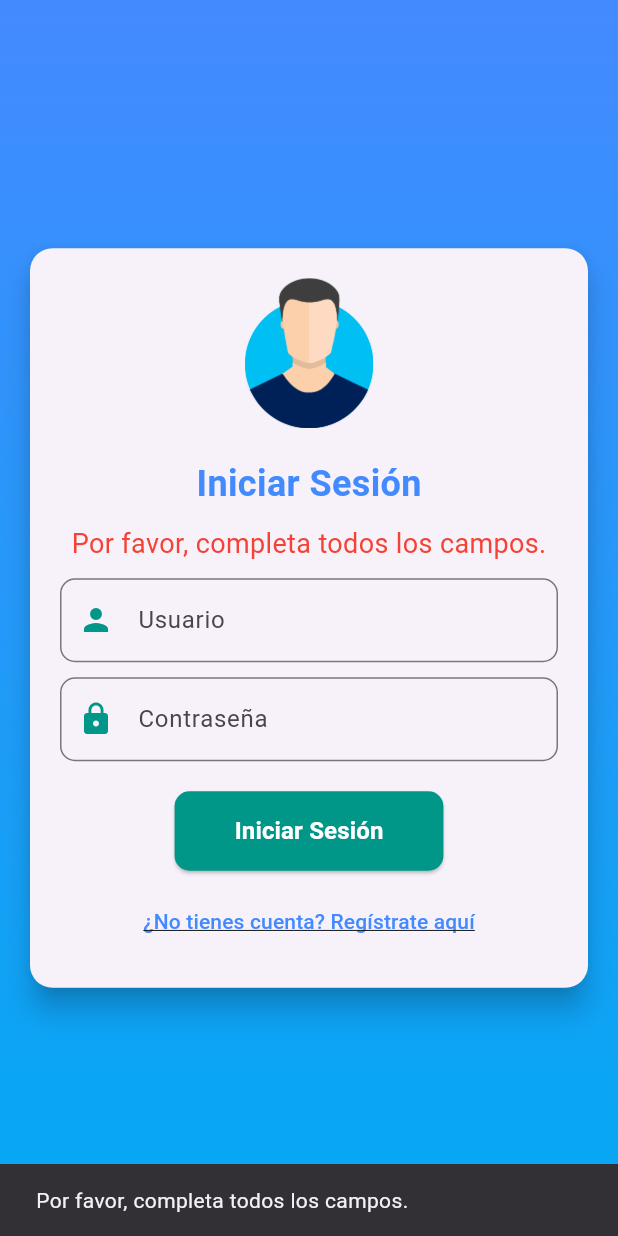
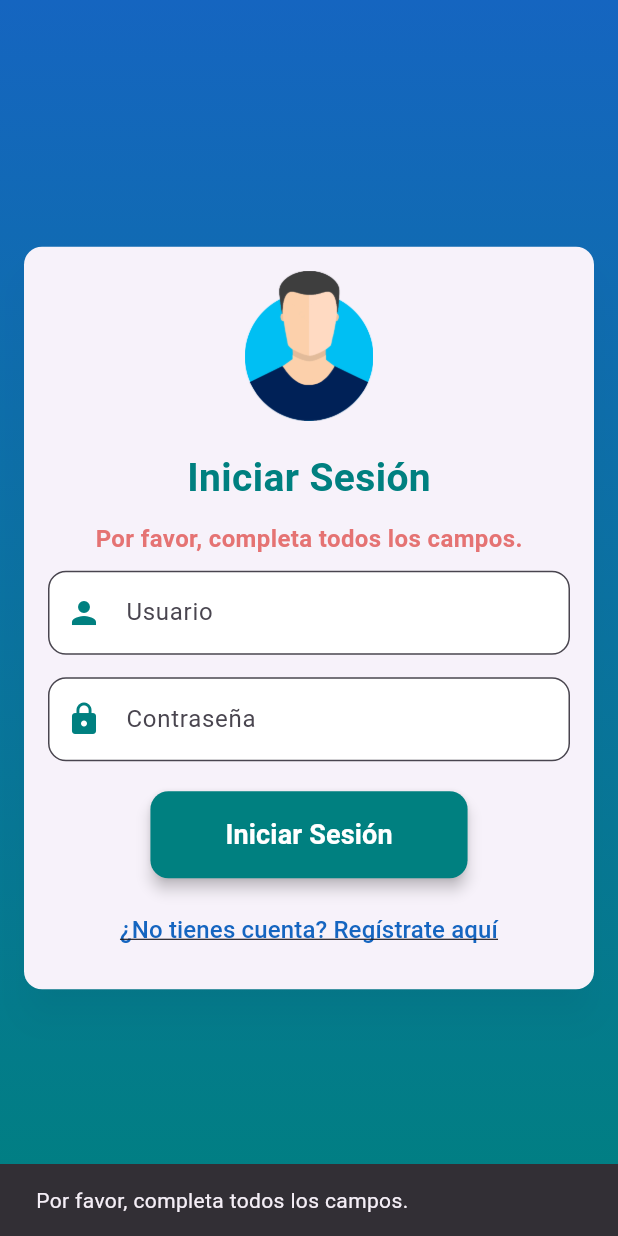
Before and after one commit to AmeriK88/Health-app, a Flutter app: the screen it shows after launch, after a tap on "Iniciar Sesión", on a phone screen of 412 x 824 dp. Run offline on Flutter 3.47's test engine with Material 3 defaults, Android fonts, the phone set to English and light mode, and no system bars; our stand-ins replace flutter_dotenv, image_picker; network calls fail.

Commit message:
refactor(ui): Standardized global styles and theme consistency
- Applied AppStyles for uniform colors, buttons, and input fields
- Fixed missing style references in LoginScreen and RegisterScreen
- Improved AppBar styling with gradient background
- Ensured consistent padding, margins, and card designs
- Updated main.dart to fully integrate AppStyles into MaterialApp
- Enhanced UI clarity and responsiveness across screens

This improves visual consistency and maintainability

```diff
--- a/frontend/lib/main.dart
+++ b/frontend/lib/main.dart
@@ -8,8 +8,7 @@ import 'screens/login_screen.dart';
 import 'screens/register_screen.dart';
 import 'screens/home_screen.dart';
 import 'screens/configuration_screen.dart';
-import 'package:frontend/utils/styles.dart';
-
+import 'utils/styles.dart'; // ✅ Asegura que styles.dart esté correctamente importado
 
 void main() async {
   // Carga las variables del archivo .env (incluida la OPENAI_API_KEY)
@@ -40,10 +39,35 @@ class MyApp extends StatelessWidget {
   Widget build(BuildContext context) {
     return MaterialApp(
       title: 'Health App',
+      debugShowCheckedModeBanner: false,
       theme: ThemeData(
-        primarySwatch: Colors.blue,
+        primarySwatch: AppStyles.primarySwatch, // ✅ Usa el color principal definido en styles.dart
+        scaffoldBackgroundColor: AppStyles.backgroundColor, // ✅ Fondo global
         useMaterial3: true,
+
+        // Personalización del AppBar
+        appBarTheme: AppBarTheme(
+          backgroundColor: AppStyles.primaryColor,
+          foregroundColor: Colors.white,
+          elevation: 4,
+        ),
+
+        // Botones
+        elevatedButtonTheme: ElevatedButtonThemeData(
+          style: AppStyles.primaryButtonStyle, // ✅ Aplica el estilo global a los botones elevados
+        ),
+
+        // Inputs
+        inputDecorationTheme: InputDecorationTheme(
+          border: OutlineInputBorder(
+            borderRadius: BorderRadius.circular(12),
+            borderSide: const BorderSide(color: AppStyles.primaryColor, width: 2),
+          ),
+          filled: true,
+          fillColor: Colors.white,
+        ),
       ),
+
       initialRoute: '/',
       routes: {
         '/': (context) => const LoginScreen(),
--- a/frontend/lib/models/daily_status.dart
+++ b/frontend/lib/models/daily_status.dart
@@ -1,6 +1,6 @@
 class DailyStatus {
   final String date;
-  final String energyLevel; // bajo, medio, alto
+  final String energyLevel;
   final bool hasPain;
   final bool isTired;
   final String mood;
--- a/frontend/lib/providers/daily_status_notifier.dart
+++ b/frontend/lib/providers/daily_status_notifier.dart
@@ -18,10 +18,6 @@ class DailyStatusNotifier extends ChangeNotifier {
   // Método para cambiar el token después de hacer login
   void setToken(String newToken) {
     _token = newToken;
-    print('Token actualizado en DailyStatusNotifier: $_token');
-    // Normalmente no hay que llamar notifyListeners()
-    // si solo actualizamos el token y no depende la UI,
-    // pero no hace daño si quieres asegurarte de que cambie algo en la UI.
   }
 
   // Estado interno
--- a/frontend/lib/screens/home_screen.dart
+++ b/frontend/lib/screens/home_screen.dart
@@ -113,7 +113,9 @@ class _HomeScreenState extends State<HomeScreen> {
     return Scaffold(
       appBar: AppBar(
         title: const Text('Inicio'),
-        backgroundColor: AppStyles.primaryColor,
+        flexibleSpace: Container(
+        decoration: AppStyles.gradientBackground,
+        ),
         actions: [
           IconButton(
             icon: const Icon(Icons.logout),
--- a/frontend/lib/screens/login_screen.dart
+++ b/frontend/lib/screens/login_screen.dart
@@ -20,51 +20,15 @@ class LoginScreen extends StatefulWidget {
 
 class _LoginScreenState extends State<LoginScreen> {
   final ApiService apiService = ApiService();
-
   final TextEditingController usernameController = TextEditingController();
   final TextEditingController passwordController = TextEditingController();
-
   String errorMessage = '';
   bool isLoading = false;
 
-  Future<void> handleRedirection(String token) async {
-    try {
-      final todayStatuses = await fetchDailyStatuses(token);
-
-      final bool hasTodayStatus = todayStatuses.any((status) {
-        final statusDate = DateTime.parse(status['date']);
-        final now = DateTime.now();
-        return statusDate.year == now.year &&
-            statusDate.month == now.month &&
-            statusDate.day == now.day;
-      });
-
-      if (hasTodayStatus) {
-        Navigator.pushReplacement(
-          context,
-          MaterialPageRoute(builder: (context) => HomeScreen(token: token)),
-        );
-      } else {
-        Navigator.pushReplacement(
-          context,
-          MaterialPageRoute(builder: (context) => DailyStatusScreen(token: token)),
-        );
-      }
-    } catch (e) {
-      setState(() {
-        errorMessage = 'Error al verificar estados diarios: $e';
-      });
-    }
-  }
-
   void login() async {
     if (usernameController.text.isEmpty || passwordController.text.isEmpty) {
-      // Establecer error y mostrar SnackBar
-      final error = 'Por favor, completa todos los campos.';
-      setState(() {
-        errorMessage = error;
-      });
-      ScaffoldMessenger.of(context).showSnackBar(SnackBar(content: Text(error)));
+      setState(() => errorMessage = 'Por favor, completa todos los campos.');
+      ScaffoldMessenger.of(context).showSnackBar(SnackBar(content: Text(errorMessage)));
       return;
     }
 
@@ -74,55 +38,33 @@ class _LoginScreenState extends State<LoginScreen> {
     });
 
     try {
-      // 1) Llamar al login y obtener el token
-      final token = await apiService.login(
-        usernameController.text,
-        passwordController.text,
-      );
-
-      // 2) IMPORTANTE: actualizar el token en el DailyStatusNotifier
+      final token = await apiService.login(usernameController.text, passwordController.text);
       context.read<DailyStatusNotifier>().setToken(token);
 
-      // 3) Verificar si el usuario ha registrado estado diario hoy
       final todayStatuses = await fetchDailyStatuses(token);
       final bool hasTodayStatus = todayStatuses.any((status) {
         final statusDate = DateTime.parse(status['date']);
         final now = DateTime.now();
-        return statusDate.year == now.year &&
-            statusDate.month == now.month &&
-            statusDate.day == now.day;
+        return statusDate.year == now.year && statusDate.month == now.month && statusDate.day == now.day;
       });
 
-      // 4) Redirigir según si ha registrado o no el estado diario
-      Widget nextScreen = hasTodayStatus
-          ? HomeScreen(token: token) // Si ya tiene estado de hoy, va al Home
-          : DailyStatusScreen(token: token); // Si no, va a registrar estado
-
-      // 5) Muestra mensaje de éxito
       ScaffoldMessenger.of(context).showSnackBar(
         const SnackBar(content: Text('Inicio de sesión exitoso')),
       );
 
-      // 6) Redirige a la pantalla correspondiente
       Navigator.pushReplacement(
         context,
-        MaterialPageRoute(builder: (context) => nextScreen),
+        MaterialPageRoute(
+          builder: (context) => hasTodayStatus ? HomeScreen(token: token) : DailyStatusScreen(token: token),
+        ),
       );
     } catch (e) {
-      // Manejo de errores
-      final error = 'Error al iniciar sesión: $e';
-      setState(() {
-        errorMessage = error;
-      });
-      ScaffoldMessenger.of(context).showSnackBar(SnackBar(content: Text(error)));
+      setState(() => errorMessage = 'Error al iniciar sesión: $e');
+      ScaffoldMessenger.of(context).showSnackBar(SnackBar(content: Text(errorMessage)));
     } finally {
-      setState(() {
-        isLoading = false;
-      });
+      setState(() => isLoading = false);
     }
   }
-
-
 
   @override
   Widget build(BuildContext context) {
@@ -132,7 +74,8 @@ class _LoginScreenState extends State<LoginScreen> {
         child: Center(
           child: SingleChildScrollView(
             child: Card(
-              elevation: 8,
+              elevation: 10, // 🔥 Aumentamos la elevación para más profundidad
+              shadowColor: Colors.black.withOpacity(0.2), // ✅ Sombra más realista
               margin: AppStyles.cardMargin,
               shape: AppStyles.cardBorderStyle,
               child: Padding(
@@ -142,20 +85,24 @@ class _LoginScreenState extends State<LoginScreen> {
                   children: [
                     Image.asset('assets/avatar.png', height: 100),
                     const SizedBox(height: 20),
-                    const Text(
+
+                    // 🏆 ✅ Mejoramos el título con mayor tamaño y estilo
+                    Text(
                       'Iniciar Sesión',
-                      style: AppStyles.loginHeaderTextStyle,
+                      style: AppStyles.loginHeaderTextStyle.copyWith(fontSize: 26),
                     ),
                     const SizedBox(height: 10),
-                    if (errorMessage.isNotEmpty)
-                      ErrorMessage(message: errorMessage),
+
+                    if (errorMessage.isNotEmpty) ErrorMessage(message: errorMessage),
                     const SizedBox(height: 10),
+
+                    // 📌 Mejoramos la separación de los inputs
                     InputField(
                       controller: usernameController,
                       label: 'Usuario',
                       icon: Icons.person,
                     ),
-                    const SizedBox(height: 10),
+                    const SizedBox(height: 15), // 🔥 Más espacio entre inputs
                     InputField(
                       controller: passwordController,
                       label: 'Contraseña',
@@ -163,23 +110,25 @@ class _LoginScreenState extends State<LoginScreen> {
                       obscureText: true,
                     ),
                     const SizedBox(height: 20),
+
+                    // 📌 Usamos el estilo de botón definido en `AppStyles`
                     CustomButton(
                       text: 'Iniciar Sesión',
                       onPressed: login,
                       isLoading: isLoading,
                     ),
                     const SizedBox(height: 10),
+
+                    // 📌 Hacemos el texto del botón más grande y centrado
                     TextButton(
-                      onPressed: () {
-                        Navigator.push(
-                          context,
-                          MaterialPageRoute(
-                              builder: (context) => const RegisterScreen()),
-                        );
-                      },
+                      onPressed: () => Navigator.push(
+                        context,
+                        MaterialPageRoute(builder: (context) => const RegisterScreen()),
+                      ),
                       child: const Text(
                         '¿No tienes cuenta? Regístrate aquí',
                         style: AppStyles.linkTextStyle,
+                        textAlign: TextAlign.center,
                       ),
                     ),
                   ],
--- a/frontend/lib/services/api_service.dart
+++ b/frontend/lib/services/api_service.dart
@@ -71,7 +71,6 @@ class ApiService {
 
     await _handleError(response);
     final data = jsonDecode(response.body);
-    print("Token recibido en login: ${data['access']}");
     return data['access'];
   }
 
--- a/frontend/lib/services/daily_status_service.dart
+++ b/frontend/lib/services/daily_status_service.dart
@@ -15,9 +15,6 @@ Future<void> registerDailyStatus(String token, Map<String, dynamic> data) async
     if (!data.containsKey('mood') || data['mood'] == null) {
       throw Exception('Estado de ánimo no especificado.');
     }
-
-    // Antes de la petición, imprimimos el token para depuración
-    print('Token enviado: Bearer $token');
 
     final response = await http.post(
       url,
--- a/frontend/lib/utils/styles.dart
+++ b/frontend/lib/utils/styles.dart
@@ -1,24 +1,27 @@
 import 'package:flutter/material.dart';
 
 class AppStyles {
-  // Colores principales
-  static const Color primaryColor = Colors.teal;
-  static const Color accentColor = Colors.tealAccent;
-  static const Color secondaryColor = Colors.blueAccent;
-  static const Color secondaryAccentColor = Colors.lightBlue;
+  // Paleta de colores
+  static const MaterialColor primarySwatch = Colors.teal;
+  static const Color primaryColor = Color(0xFF008080);
+  static const Color secondaryColor = Color(0xFF1565C0);
+  static const Color accentColor = Color(0xFF00BFA5);
+  static const Color backgroundColor = Color(0xFFF5F5F5);
+  static const Color errorColor = Color(0xFFE57373);
+  static const Color successColor = Color(0xFF43A047);
 
   // Gradientes
-  static const BoxDecoration gradientBackground = BoxDecoration(
+  static BoxDecoration gradientBackground = const BoxDecoration(
     gradient: LinearGradient(
       colors: [primaryColor, accentColor],
-      begin: Alignment.topCenter,
-      end: Alignment.bottomCenter,
+      begin: Alignment.topLeft,
+      end: Alignment.bottomRight,
     ),
   );
 
-  static const BoxDecoration loginGradientBackground = BoxDecoration(
+  static BoxDecoration loginGradientBackground = const BoxDecoration(
     gradient: LinearGradient(
-      colors: [secondaryColor, secondaryAccentColor],
+      colors: [secondaryColor, primaryColor],
       begin: Alignment.topCenter,
       end: Alignment.bottomCenter,
     ),
@@ -26,93 +29,116 @@ class AppStyles {
 
   // TextStyles
   static const TextStyle headerTextStyle = TextStyle(
+    fontSize: 26,
+    fontWeight: FontWeight.w700,
+    color: primaryColor,
+  );
+
+  static const TextStyle subHeaderTextStyle = TextStyle(
+    fontSize: 20,
+    fontWeight: FontWeight.w500,
+    color: secondaryColor,
+  );
+
+  static const TextStyle errorTextStyle = TextStyle(
+    color: errorColor,
+    fontSize: 16,
+    fontWeight: FontWeight.bold,
+  );
+
+  static const TextStyle linkTextStyle = TextStyle(
+    color: secondaryColor,
+    fontSize: 16,
+    fontWeight: FontWeight.w500,
+    decoration: TextDecoration.underline,
+  );
+
+  static const TextStyle buttonTextStyle = TextStyle(
+    fontSize: 18,
+    fontWeight: FontWeight.bold,
+    color: Colors.white,
+  );
+
+  static const TextStyle chatMessageTextStyle = TextStyle(
+    fontSize: 16,
+    color: Colors.black87,
+  );
+
+  // ✅ **Correcciones Agregadas**
+  static const EdgeInsets cardMargin = EdgeInsets.symmetric(horizontal: 16, vertical: 10);
+
+  static const TextStyle loginHeaderTextStyle = TextStyle(
     fontSize: 24,
     fontWeight: FontWeight.bold,
     color: primaryColor,
   );
 
-  static const TextStyle loginHeaderTextStyle = TextStyle(
-    fontSize: 24,
-    fontWeight: FontWeight.bold,
-    color: secondaryColor,
-  );
+  // Espaciado responsivo
+  static const EdgeInsets pagePadding = EdgeInsets.symmetric(horizontal: 20, vertical: 16);
+  static const EdgeInsets cardPadding = EdgeInsets.all(16.0);
+  static const EdgeInsets inputPadding = EdgeInsets.symmetric(horizontal: 12, vertical: 6);
 
-  static const TextStyle errorTextStyle = TextStyle(
-    color: Colors.red,
-    fontSize: 18,
-  );
-
-  static const TextStyle linkTextStyle = TextStyle(
-    color: secondaryColor,
-    fontSize: 14,
-    decoration: TextDecoration.underline,
-  );
-
-  static const TextStyle buttonTextStyle = TextStyle(
-    fontSize: 16,
-    fontWeight: FontWeight.bold,
-    color: Colors.white,
-  );
-
-  static const TextStyle chatMessageTextStyle = TextStyle(
-    fontSize: 14,
-    color: Colors.black,
-  );
-
-  // Paddings y Margins
-  static const EdgeInsets pagePadding = EdgeInsets.all(16.0);
-  static const EdgeInsets cardMargin = EdgeInsets.symmetric(horizontal: 20);
-  static const EdgeInsets cardPadding = EdgeInsets.all(20.0);
-  static const EdgeInsets inputPadding = EdgeInsets.symmetric(horizontal: 10, vertical: 5);
-
-  // Bordes y Sombras
+  // Bordes y sombras
   static RoundedRectangleBorder cardBorderStyle = RoundedRectangleBorder(
-    borderRadius: BorderRadius.circular(15),
+    borderRadius: BorderRadius.circular(12),
   );
 
   static BoxShadow defaultShadow = BoxShadow(
-    color: Colors.black.withOpacity(0.1),
-    blurRadius: 10,
-    offset: Offset(0, 5),
+    color: Colors.black.withOpacity(0.15),
+    blurRadius: 12,
+    offset: Offset(0, 4),
   );
 
   // Botones
   static ButtonStyle primaryButtonStyle = ElevatedButton.styleFrom(
     backgroundColor: primaryColor,
-    padding: const EdgeInsets.symmetric(horizontal: 40, vertical: 15),
+    padding: const EdgeInsets.symmetric(horizontal: 50, vertical: 16),
     shape: RoundedRectangleBorder(
-      borderRadius: BorderRadius.circular(10),
+      borderRadius: BorderRadius.circular(12),
     ),
+    elevation: 4,
   );
 
   static ButtonStyle secondaryButtonStyle = ElevatedButton.styleFrom(
     backgroundColor: secondaryColor,
-    padding: const EdgeInsets.symmetric(horizontal: 40, vertical: 15),
+    padding: const EdgeInsets.symmetric(horizontal: 50, vertical: 16),
     shape: RoundedRectangleBorder(
-      borderRadius: BorderRadius.circular(10),
+      borderRadius: BorderRadius.circular(12),
     ),
+    elevation: 4,
   );
 
   static ButtonStyle disabledButtonStyle = ElevatedButton.styleFrom(
-    backgroundColor: Colors.grey,
-    padding: const EdgeInsets.symmetric(horizontal: 40, vertical: 15),
+    backgroundColor: Colors.grey[400],
+    padding: const EdgeInsets.symmetric(horizontal: 50, vertical: 16),
     shape: RoundedRectangleBorder(
-      borderRadius: BorderRadius.circular(10),
+      borderRadius: BorderRadius.circular(12),
     ),
   );
 
   // Iconos
-  static const double iconSize = 24.0;
-  static const double avatarRadius = 50.0; // Tamaño del avatar
+  static const double iconSize = 28.0;
+  static const double avatarRadius = 55.0;
   static const Color iconColor = Colors.grey;
 
-  // Input Styles
+  // Estilo para inputs
   static InputDecoration inputDecoration(String label, IconData icon) {
     return InputDecoration(
       labelText: label,
       prefixIcon: Icon(icon, color: primaryColor),
+      filled: true,
+      fillColor: Colors.white,
       border: OutlineInputBorder(
-        borderRadius: BorderRadius.circular(10),
+        borderRadius: BorderRadius.circular(12),
+        borderSide: const BorderSide(color: primaryColor, width: 2),
+      ),
+      focusedBorder: OutlineInputBorder(
+        borderRadius: BorderRadius.circular(12),
+        borderSide: const BorderSide(color: secondaryColor, width: 2),
+      ),
+      errorBorder: OutlineInputBorder(
+        borderRadius: BorderRadius.circular(12),
+        borderSide: const BorderSide(color: errorColor, width: 2),
       ),
     );
   }
```
Also changed, not shown: frontend/lib/screens/chat_screen.dart (+6 -4 lines), frontend/lib/screens/register_screen.dart (+58 -122 lines).
